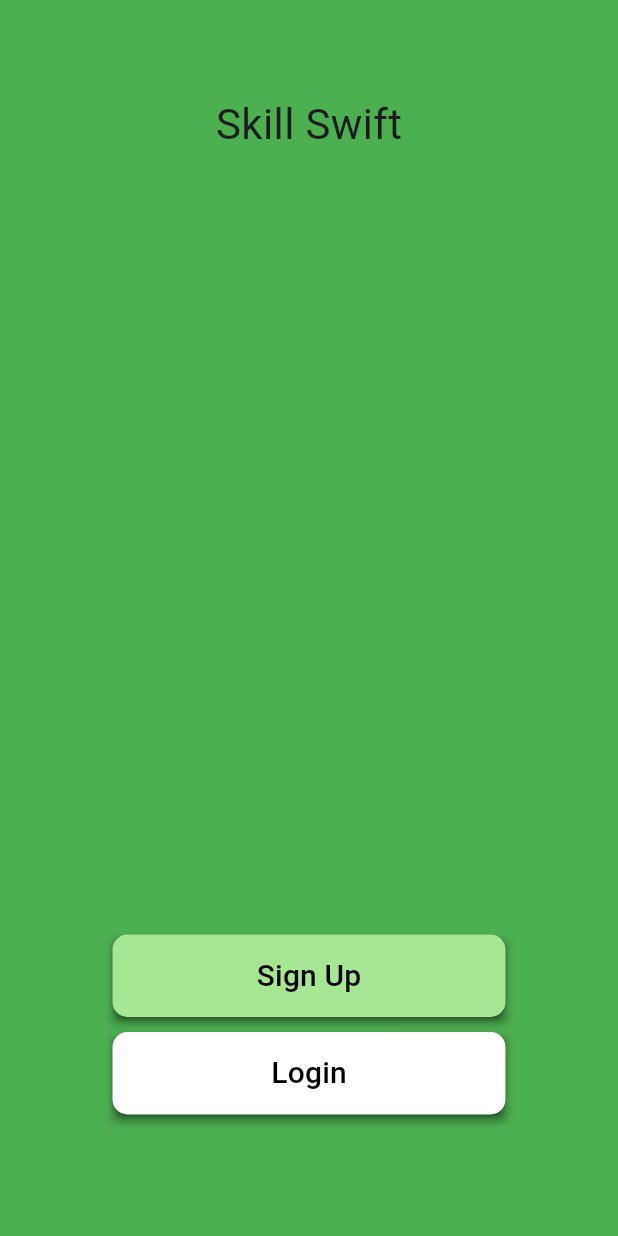
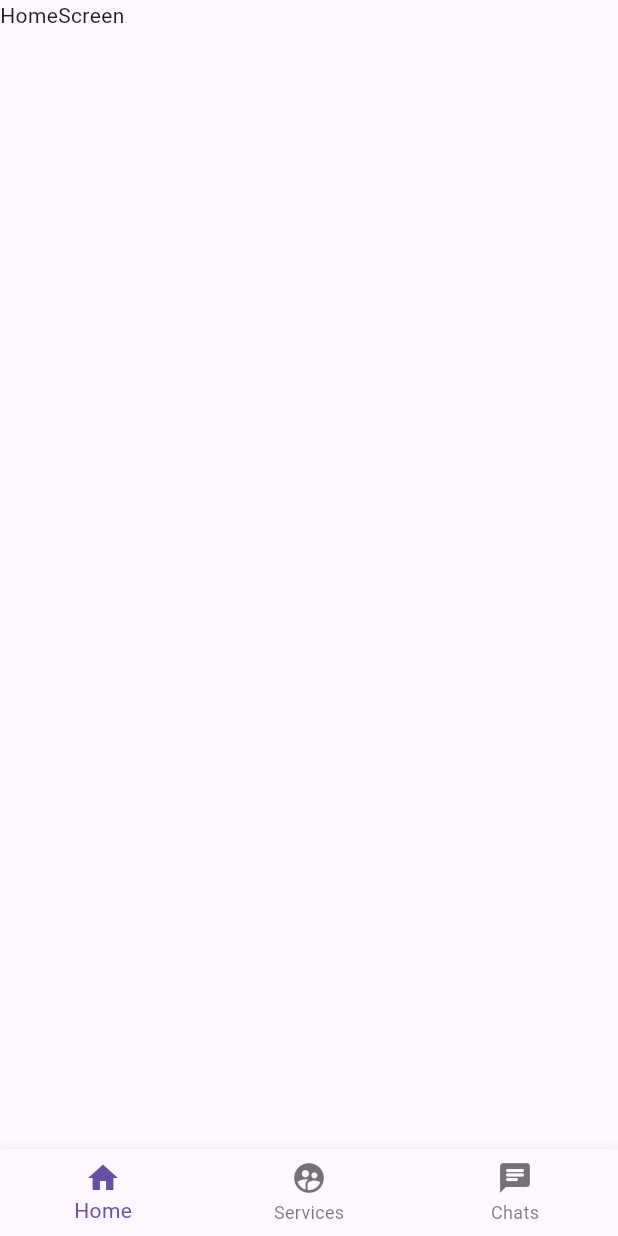
Before and after one commit to Yedidia-Bakuradze/SkillSwift, a Flutter app: the screen it shows after launch, on a phone screen of 412 x 824 dp. Run offline on Flutter 3.47's test engine with Material 3 defaults, Android fonts, the phone set to English and light mode, and no system bars; Roboto replaces fonts that are missing (Ariel).

Commit message:
Base layout with navigation bar has been implemented

```diff
--- a/frontend/lib/Screens/HomeScreen.dart
+++ b/frontend/lib/Screens/HomeScreen.dart
@@ -5,6 +5,6 @@ class HomeScreen extends StatelessWidget {
 
   @override
   Widget build(BuildContext context) {
-    return Text("sdfas");
+    return Text("HomeScreen");
   }
 }
--- a/frontend/lib/Screens/LoginScreen.dart
+++ b/frontend/lib/Screens/LoginScreen.dart
@@ -1,6 +1,6 @@
 import 'package:flutter/material.dart';
 import 'package:frontend/Components/RoundedTextField.dart';
-import 'package:frontend/Screens/HomeScreen.dart';
+import 'package:frontend/Screens/MainLayout.dart';
 import 'package:frontend/Screens/RegisterScreen.dart';
 
 class LoginScreen extends StatefulWidget {
@@ -37,7 +37,7 @@ class _LoginScreenState extends State<LoginScreen> {
       if (!email.isEmpty && !password.isEmpty) {
         Navigator.of(context).pushReplacement(
           MaterialPageRoute(
-            builder: (context) => HomeScreen(),
+            builder: (context) => MainLayout(),
           ),
         );
       }
--- /dev/null
+++ b/frontend/lib/Screens/MainLayout.dart
@@ -0,0 +1,47 @@
+import 'package:flutter/material.dart';
+import 'package:frontend/Screens/HomeScreen.dart';
+import 'package:frontend/Screens/LoginScreen.dart';
+import 'package:frontend/Screens/RegisterScreen.dart';
+
+class MainLayout extends StatefulWidget {
+  const MainLayout({super.key});
+
+  @override
+  State<MainLayout> createState() => _MainLayoutState();
+}
+
+class _MainLayoutState extends State<MainLayout> {
+  int selectedIndexScreen = 0;
+  final List<Widget> listOfScreens = [
+    HomeScreen(),
+  ];
+
+  @override
+  Widget build(BuildContext context) {
+    return Scaffold(
+      bottomNavigationBar: BottomNavigationBar(
+        currentIndex: selectedIndexScreen,
+        onTap: (index) {
+          setState(() {
+            selectedIndexScreen = index;
+          });
+        },
+        items: const [
+          BottomNavigationBarItem(
+            icon: Icon(Icons.home),
+            label: "Home",
+          ),
+          BottomNavigationBarItem(
+            icon: Icon(Icons.supervised_user_circle_sharp),
+            label: "Services",
+          ),
+          BottomNavigationBarItem(
+            icon: Icon(Icons.chat_rounded),
+            label: "Chats",
+          ),
+        ],
+      ),
+      body: listOfScreens[selectedIndexScreen],
+    );
+  }
+}
--- a/frontend/lib/Screens/RegisterScreen.dart
+++ b/frontend/lib/Screens/RegisterScreen.dart
@@ -1,7 +1,7 @@
 import 'package:flutter/material.dart';
 import 'package:frontend/Components/FormButton.dart';
 import 'package:frontend/Components/RoundedTextField.dart';
-import 'package:frontend/Screens/HomeScreen.dart';
+import 'package:frontend/Screens/MainLayout.dart';
 import 'package:frontend/Screens/LoginScreen.dart';
 
 class RegisterScreen extends StatefulWidget {
@@ -98,7 +98,7 @@ class _RegisterScreenState extends State<RegisterScreen> {
         //TODO: make a POST request to the server and create a new instance of the user
         Navigator.of(context).pushReplacement(
           MaterialPageRoute(
-            builder: (context) => HomeScreen(),
+            builder: (context) => MainLayout(),
           ),
         );
       }
--- a/frontend/lib/main.dart
+++ b/frontend/lib/main.dart
@@ -1,10 +1,11 @@
 import 'package:flutter/material.dart';
 import 'package:frontend/Screens/EntryScreen.dart';
+import 'package:frontend/Screens/MainLayout.dart';
 
 void main() {
   runApp(
     MaterialApp(
-      home: EntryScreen(),
+      home: MainLayout(),
     ),
   );
 }
```
Also changed, not shown: frontend/lib/Screens/Chats.dart (added), frontend/lib/Screens/ServiceMarketScreen.dart (added).
